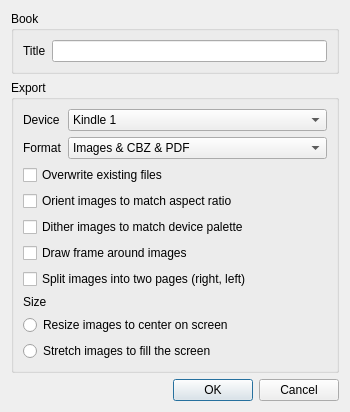
This is mangle/ui/options.ui in FooSoft/mangle as Qt 5 draws it before an edit. The edited form follows.
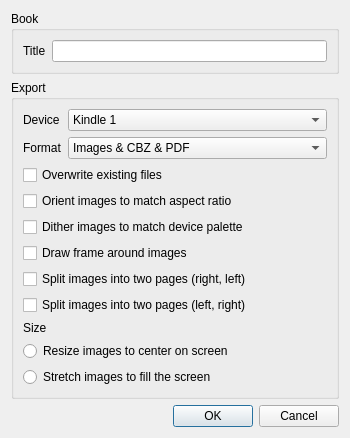
This is the edited form.

Commit message:
Add: option to split from left then right pages, add Kobo Aura h2o ereader and fix sorting bug
* Add: split option from left then right to manage some mangas
* Add: the Kobo Aura H2o ereader (special resolution)
* Fix: remove natsort dependency and use a custom function instead for
natural sorting

What changed in the file:
```diff
--- a/mangle/ui/options.ui
+++ b/mangle/ui/options.ui
@@ -171,6 +171,13 @@
         </property>
        </widget>
       </item>
+       <item>
+       <widget class="QCheckBox" name="checkboxSplitInverse">
+        <property name="text">
+         <string>Split images into two pages (left, right)</string>
+        </property>
+       </widget>
+      </item>
         <item>
          <widget class="QLabel" name="label_3">
           <property name="text">
```
Left out of the diff: 5 changed lines with no effect on the pictures. The commit also changes 6 other files.
